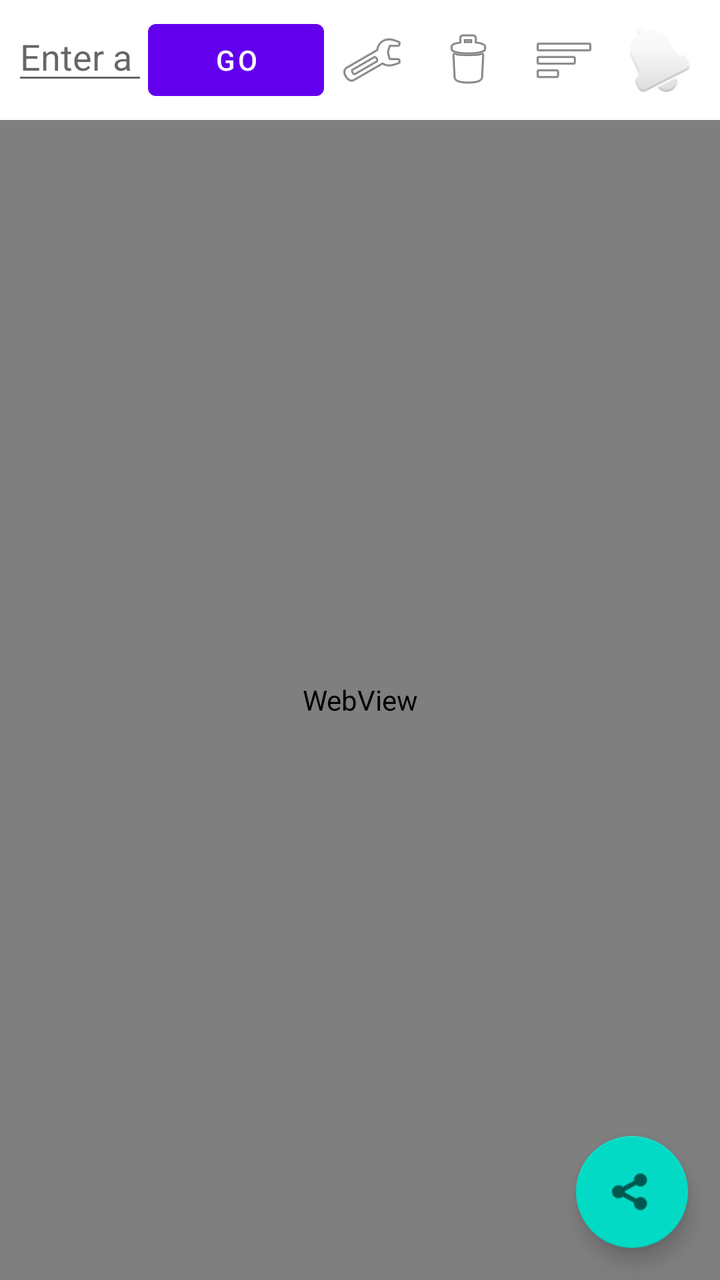
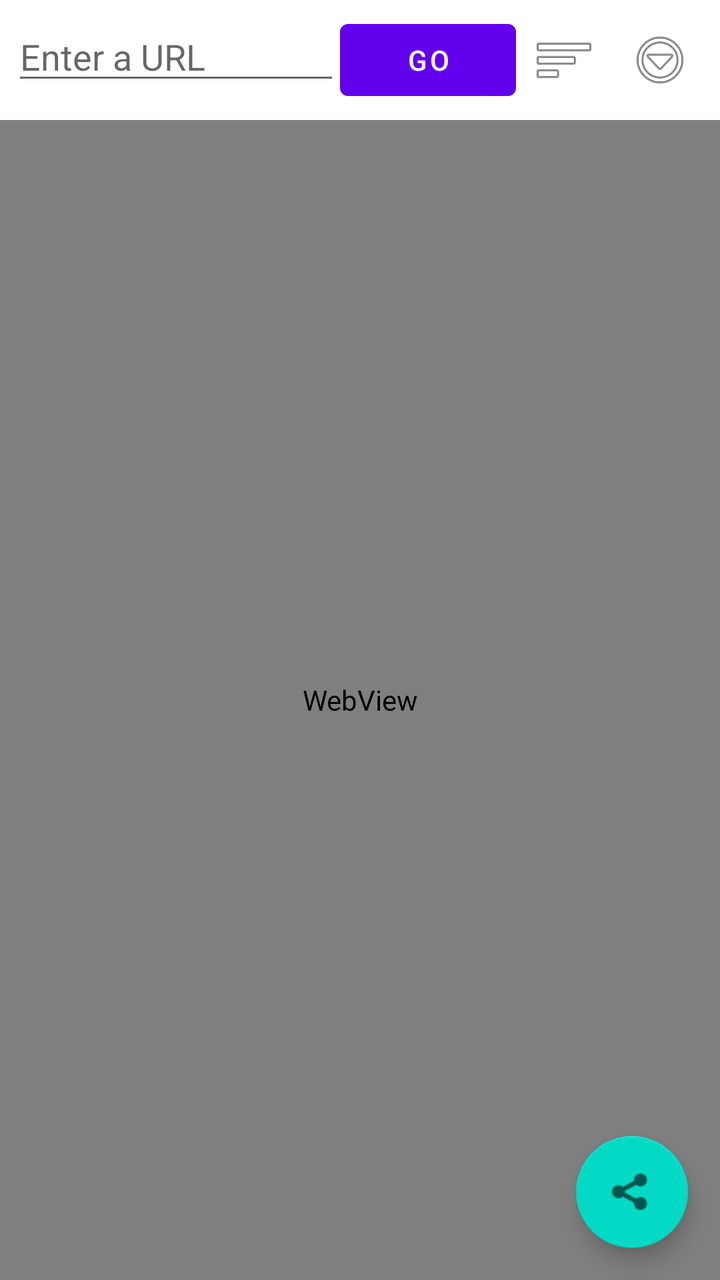

The first picture is an Android layout as it rendered before a commit; the second is the same layout after the commit. The layout source and the unified diff follow.
<!-- AndroidManifest.xml: activity theme Theme.CookiesExtractor -->
<!-- res/layout/activity_main.xml -->
<?xml version="1.0" encoding="utf-8"?>
<FrameLayout xmlns:android="http://schemas.android.com/apk/res/android"
    xmlns:app="http://schemas.android.com/apk/res-auto"
    xmlns:tools="http://schemas.android.com/tools"
    android:layout_width="match_parent"
    android:layout_height="match_parent"
    android:fitsSystemWindows="true"
    tools:context=".MainActivity">

    <LinearLayout
        android:layout_width="match_parent"
        android:layout_height="match_parent"
        android:orientation="vertical">

        
        <LinearLayout
            android:layout_width="match_parent"
            android:layout_height="wrap_content"
            android:orientation="horizontal"
            android:padding="6dp">

            <EditText
                android:id="@+id/url_field"
                android:layout_width="0dp"
                android:layout_height="wrap_content"
                android:layout_weight="1"
                android:hint="@string/url_hint"
                android:inputType="textUri"
                android:imeOptions="actionGo"
                android:maxLines="1" />

            <Button
                android:id="@+id/go_button"
                android:layout_width="wrap_content"
                android:layout_height="wrap_content"
                android:text="@string/go" />

            
            <ImageButton
                android:id="@+id/dev_btn"
                android:layout_width="wrap_content"
                android:layout_height="wrap_content"
                android:background="?android:attr/selectableItemBackgroundBorderless"
                android:contentDescription="@string/dev_btn_cd"
                android:minWidth="48dp"
                android:minHeight="48dp"
                android:src="@android:drawable/ic_menu_manage" />

            
            <ImageButton
                android:id="@+id/clear_session_btn"
                android:layout_width="wrap_content"
                android:layout_height="wrap_content"
                android:background="?android:attr/selectableItemBackgroundBorderless"
                android:contentDescription="@string/clear_session_btn_cd"
                android:minWidth="48dp"
                android:minHeight="48dp"
                android:src="@android:drawable/ic_menu_delete" />

            <ImageButton
                android:id="@+id/bookmarks_btn"
                android:layout_width="wrap_content"
                android:layout_height="wrap_content"
                android:background="?android:attr/selectableItemBackgroundBorderless"
                android:contentDescription="@string/bookmarks_btn_cd"
                android:minWidth="48dp"
                android:minHeight="48dp"
                android:src="@android:drawable/ic_menu_sort_by_size" />

            
            <ImageButton
                android:id="@+id/monitor_btn"
                android:layout_width="wrap_content"
                android:layout_height="wrap_content"
                android:background="?android:attr/selectableItemBackgroundBorderless"
                android:contentDescription="@string/monitor_btn_cd"
                android:minWidth="48dp"
                android:minHeight="48dp"
                android:src="@android:drawable/ic_popup_reminder" />
        </LinearLayout>

        
        <WebView
            android:id="@+id/webview"
            android:layout_width="match_parent"
            android:layout_height="0dp"
            android:layout_weight="1" />

    </LinearLayout>

    
    <com.google.android.material.floatingactionbutton.FloatingActionButton
        android:id="@+id/share_fab"
        android:layout_width="wrap_content"
        android:layout_height="wrap_content"
        android:layout_gravity="bottom|end"
        android:layout_margin="16dp"
        android:contentDescription="@string/share_cd"
        app:srcCompat="@android:drawable/ic_menu_share" />

    
    <com.google.android.material.floatingactionbutton.FloatingActionButton
        android:id="@+id/capture_fab"
        android:layout_width="wrap_content"
        android:layout_height="wrap_content"
        android:layout_gravity="bottom|end"
        android:layout_marginEnd="16dp"
        android:layout_marginBottom="88dp"
        android:contentDescription="@string/share_capture_cd"
        android:visibility="gone"
        app:srcCompat="@android:drawable/ic_menu_send" />

</FrameLayout>
<!-- resources referenced by this layout -->
<resources>
  <string name="bookmarks_btn_cd">Open bookmarks</string>
  <string name="clear_session_btn_cd">Clear cookies and session storage</string>
  <string name="dev_btn_cd">Developer options: debug channel</string>
  <string name="go">Go</string>
  <string name="monitor_btn_cd">Session monitor: get notified when a login expires</string>
  <string name="share_capture_cd">Share captured OAuth tokens</string>
  <string name="share_cd">Extract and share session cookies</string>
  <string name="url_hint">Enter a URL</string>
  <style name="Theme.CookiesExtractor" parent="Theme.MaterialComponents.DayNight.NoActionBar" />
</resources>

<!-- the commit's change to res/layout/activity_main.xml (unified diff, before → after) -->
@@ -37,27 +37,6 @@
 
             
             <ImageButton
-                android:id="@+id/dev_btn"
-                android:layout_width="wrap_content"
-                android:layout_height="wrap_content"
-                android:background="?android:attr/selectableItemBackgroundBorderless"
-                android:contentDescription="@string/dev_btn_cd"
-                android:minWidth="48dp"
-                android:minHeight="48dp"
-                android:src="@android:drawable/ic_menu_manage" />
-
-            
-            <ImageButton
-                android:id="@+id/clear_session_btn"
-                android:layout_width="wrap_content"
-                android:layout_height="wrap_content"
-                android:background="?android:attr/selectableItemBackgroundBorderless"
-                android:contentDescription="@string/clear_session_btn_cd"
-                android:minWidth="48dp"
-                android:minHeight="48dp"
-                android:src="@android:drawable/ic_menu_delete" />
-
-            <ImageButton
                 android:id="@+id/bookmarks_btn"
                 android:layout_width="wrap_content"
                 android:layout_height="wrap_content"
@@ -69,14 +48,14 @@
 
             
             <ImageButton
-                android:id="@+id/monitor_btn"
+                android:id="@+id/overflow_btn"
                 android:layout_width="wrap_content"
                 android:layout_height="wrap_content"
                 android:background="?android:attr/selectableItemBackgroundBorderless"
-                android:contentDescription="@string/monitor_btn_cd"
+                android:contentDescription="@string/overflow_btn_cd"
                 android:minWidth="48dp"
                 android:minHeight="48dp"
-                android:src="@android:drawable/ic_popup_reminder" />
+                android:src="@android:drawable/ic_menu_more" />
         </LinearLayout>
 
         
<!-- resource entries referenced after the edit -->
@@ -1,10 +1,8 @@
 <!-- resources referenced by this layout -->
 <resources>
   <string name="bookmarks_btn_cd">Open bookmarks</string>
-  <string name="clear_session_btn_cd">Clear cookies and session storage</string>
-  <string name="dev_btn_cd">Developer options: debug channel</string>
   <string name="go">Go</string>
-  <string name="monitor_btn_cd">Session monitor: get notified when a login expires</string>
+  <string name="overflow_btn_cd">More actions</string>
   <string name="share_capture_cd">Share captured OAuth tokens</string>
   <string name="share_cd">Extract and share session cookies</string>
   <string name="url_hint">Enter a URL</string>
